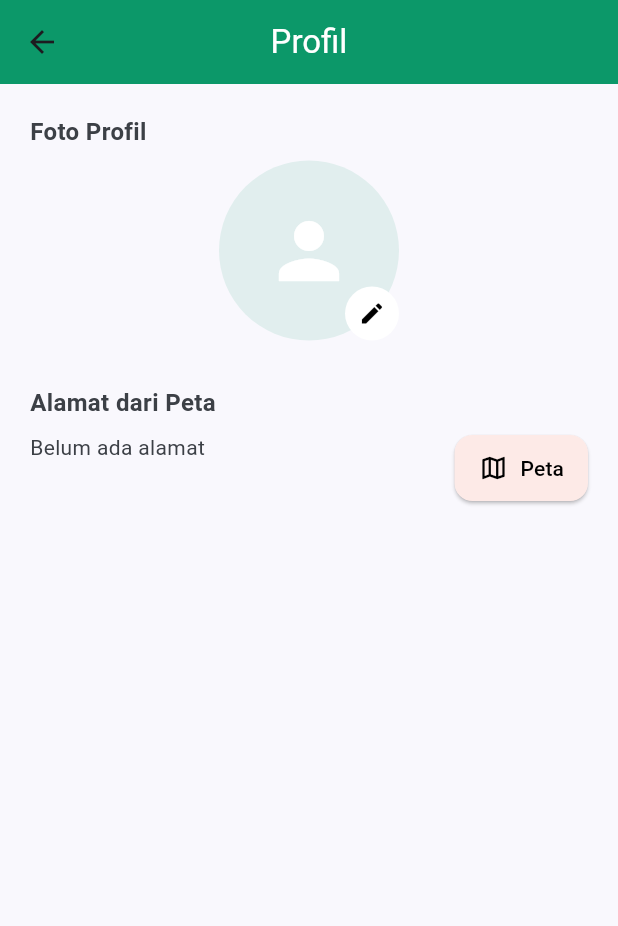
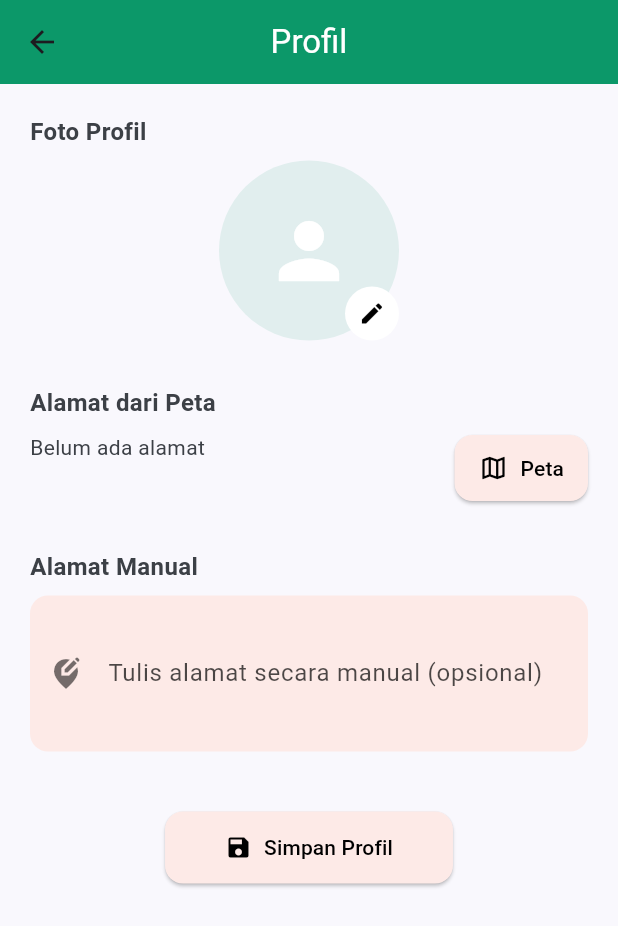
Before and after one commit to iffa28/PlantApp, a Flutter app: the Profile screen opened directly, on a phone screen of 412 x 824 dp. Shown: the top 926 px of the screen. Run offline on Flutter 3.47's test engine with Material 3 defaults, Android fonts, the phone set to English and light mode, and no system bars; our stand-ins replace camera, flutter_svg, geocoding, geolocator, google_maps_flutter, image_picker.

Commit message:
menambahkan kode untuk input alamat secara manual dan button simpan

```diff
--- a/lib/screens/profile/components/profile.dart
+++ b/lib/screens/profile/components/profile.dart
@@ -172,7 +172,49 @@ class _ProfileState extends State<Profile> {
                 ],
               ),
 
+              const SizedBox(height: 30),
+              sectionTitle("Alamat Manual"),
+              Container(
+                decoration: BoxDecoration(
+                  color: pastel,
+                  borderRadius: BorderRadius.circular(12),
+                ),
+                padding: const EdgeInsets.all(12),
+                child: TextField(
+                  controller: _addressController,
+                  style: TextStyle(color: textColor),
+                  decoration: InputDecoration(
+                    labelText: "Tulis alamat secara manual (opsional)",
+                    labelStyle: TextStyle(color: textColor.withOpacity(0.7)),
+                    border: InputBorder.none,
+                    icon: const Icon(Icons.edit_location_alt, color: Colors.black54),
+                  ),
+                  maxLines: 2,
+                ),
+              ),
 
+              const SizedBox(height: 40),
+              Center(
+                child: ElevatedButton.icon(
+                  onPressed: () {
+                    final alamatManual = _addressController.text;
+                    final alamatAkhir = alamatDipilih ?? alamatManual;
+
+                    print("Alamat disimpan: $alamatAkhir");
+                    ScaffoldMessenger.of(context).showSnackBar(
+                      const SnackBar(content: Text("Profil berhasil disimpan")),
+                    );
+                  },
+                  icon: const Icon(Icons.save),
+                  label: const Text("Simpan Profil"),
+                  style: ElevatedButton.styleFrom(
+                    backgroundColor: pastel,
+                    foregroundColor: Colors.black,
+                    padding: const EdgeInsets.symmetric(horizontal: 40, vertical: 14),
+                    shape: RoundedRectangleBorder(borderRadius: BorderRadius.circular(12)),
+                  ),
+                ),
+              ),
             ],
           ),
         ),
```
